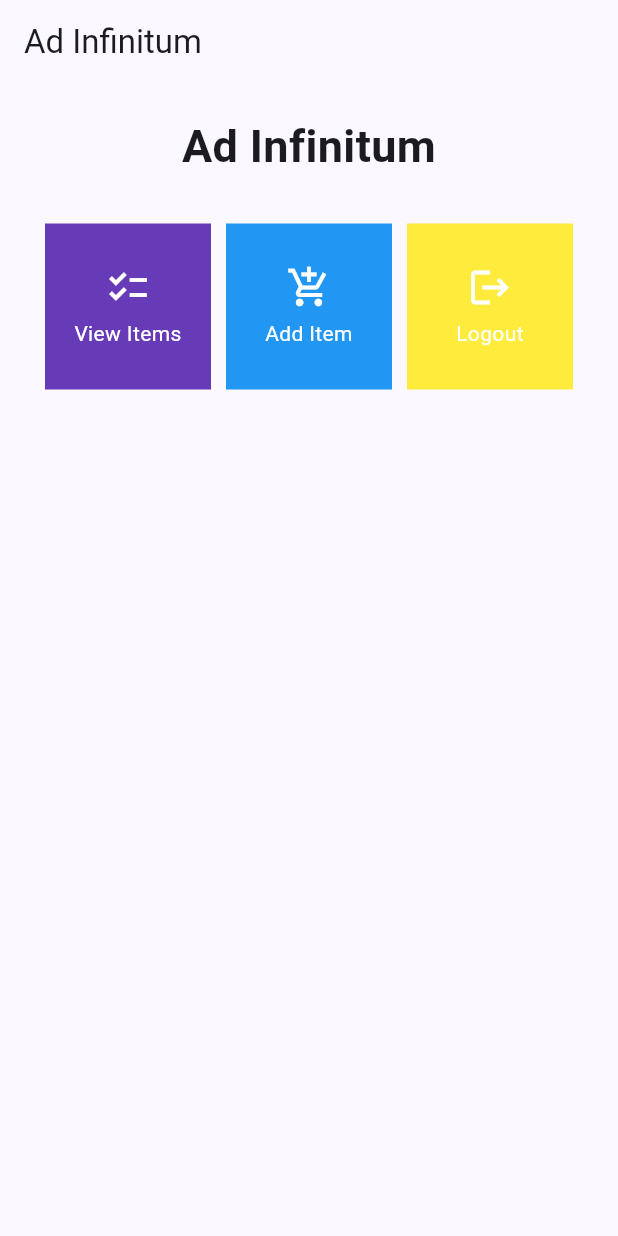
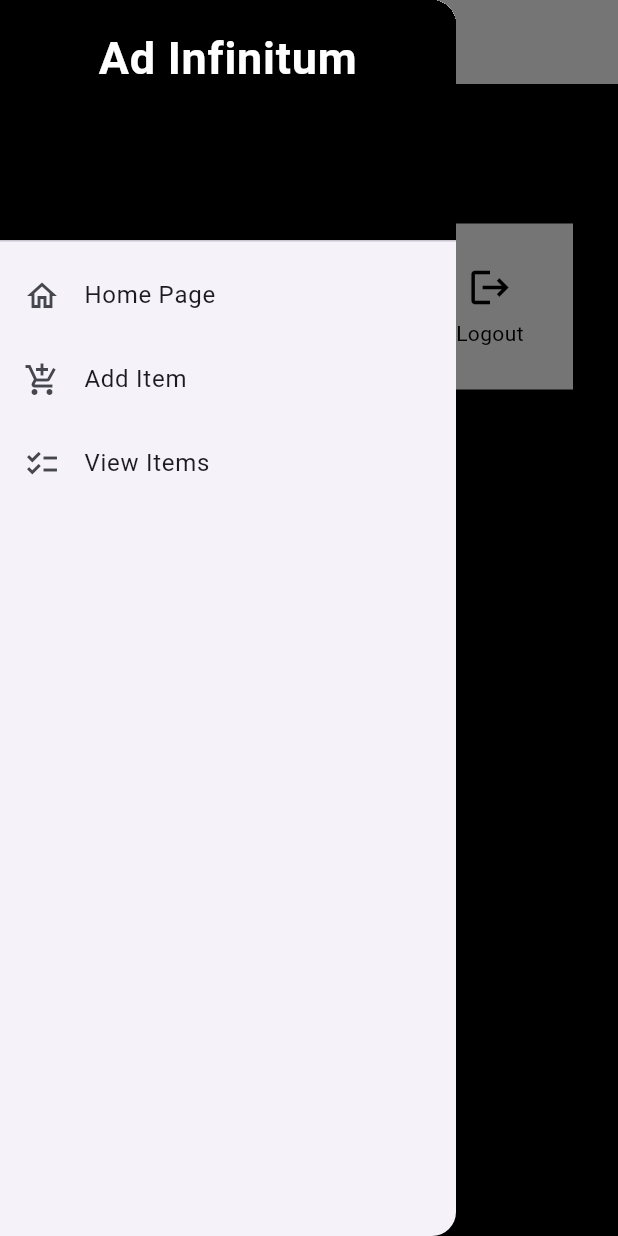
Before and after one commit to PeakFiction/adinfinitum, a Flutter app: the screen it shows after launch, with the side drawer open (before the commit the screen has no drawer), on a phone screen of 412 x 824 dp. Run offline on Flutter 3.47's test engine with Material 2 defaults, Android fonts, the phone set to English and light mode, and no system bars.

Commit message:
Assignment 8 Complete

```diff
--- a/lib/main.dart
+++ b/lib/main.dart
@@ -1,5 +1,5 @@
 import 'package:flutter/material.dart';
-import 'package:ad_infinitum/menu.dart';
+import 'package:ad_infinitum/screens/menu.dart';
 
 void main() {
   runApp(const MyApp());
--- /dev/null
+++ b/lib/models/item.dart
@@ -0,0 +1,28 @@
+class Item {
+  static List<Item> listItem = [];
+  String Name;
+  int Price;
+  int Amount;
+  String Description;
+
+  Item({
+    required this.Name,
+    required this.Price,
+    required this.Amount,
+    required this.Description,
+  });
+
+  static void add({
+    required Name,
+    required Price,
+    required Amount,
+    required Description,
+  }) {
+    listItem.add(Item(
+      Name: Name,
+      Price: Price,
+      Amount: Amount,
+      Description: Description,
+    ));
+  }
+}
--- a/lib/menu.dart
+++ b/lib/screens/menu.dart
@@ -1,20 +1,14 @@
 import 'package:flutter/material.dart';
-
-class AppItem {
-  final String name;
-  final IconData icon;
-  final Color color;
-
-  AppItem(this.name, this.icon, this.color);
-}
+import 'package:ad_infinitum/widgets/itemCard.dart';
+import 'package:ad_infinitum/widgets/left_drawer.dart';
 
 class MyHomePage extends StatelessWidget {
   MyHomePage({Key? key}) : super(key: key);
 
-  final List<AppItem> items = [
-    AppItem("View Items", Icons.checklist, Colors.deepPurple),
-    AppItem("Add Item", Icons.add_shopping_cart, Colors.blue),
-    AppItem("Logout", Icons.logout, Colors.yellow),
+  final List<ShopItem> items = [
+    ShopItem("View Items", Icons.checklist, Colors.white, Colors.black),
+    ShopItem("Add Item", Icons.add_shopping_cart, Colors.white, Colors.black),
+    ShopItem("Logout", Icons.logout, Colors.white, Colors.black)
   ];
 
   // This widget is the home page of your application. It is stateful, meaning
@@ -28,12 +22,21 @@ class MyHomePage extends StatelessWidget {
 
   @override
   Widget build(BuildContext context) {
+    // This method is rerun every time setState is called, for instance as done
+    // by the _incrementCounter method above.
+    //
+    // The Flutter framework has been optimized to make rerunning build methods
+    // fast, so that you can just rebuild anything that needs updating rather
+    // than having to individually change instances of widgets.
     return Scaffold(
       appBar: AppBar(
         title: const Text(
           'Ad Infinitum',
         ),
+        backgroundColor: Colors.white,
+        foregroundColor: Colors.black,
       ),
+      drawer: const LeftDrawer(),
       body: SingleChildScrollView(
         // Scrolling wrapper widget
         child: Padding(
@@ -50,6 +53,7 @@ class MyHomePage extends StatelessWidget {
                   style: TextStyle(
                     fontSize: 30,
                     fontWeight: FontWeight.bold,
+                    color: Colors.white,
                   ),
                 ),
               ),
@@ -62,7 +66,7 @@ class MyHomePage extends StatelessWidget {
                 mainAxisSpacing: 10,
                 crossAxisCount: 3,
                 shrinkWrap: true,
-                children: items.map((AppItem item) {
+                children: items.map((ShopItem item) {
                   // Iteration for each item
                   return ShopCard(item);
                 }).toList(),
@@ -71,51 +75,7 @@ class MyHomePage extends StatelessWidget {
           ),
         ),
       ),
+      backgroundColor: Colors.black,
     );
   }
 }
-
-class ShopCard extends StatelessWidget {
-  final AppItem item;
-
-  const ShopCard(this.item, {Key? key}); // Constructor
-
-  @override
-  Widget build(BuildContext context) {
-    return Material(
-      color: item.color,
-      child: InkWell(
-        // Responsive touch area
-        onTap: () {
-          // Show a SnackBar when clicked
-          ScaffoldMessenger.of(context)
-            ..hideCurrentSnackBar()
-            ..showSnackBar(SnackBar(
-                content: Text("You clicked the ${item.name} button!")));
-        },
-        child: Container(
-          // Container to hold Icon and Text
-          padding: const EdgeInsets.all(8),
-          child: Center(
-            child: Column(
-              mainAxisAlignment: MainAxisAlignment.center,
-              children: [
-                Icon(
-                  item.icon,
-                  color: Colors.white,
-                  size: 30.0,
-                ),
-                const Padding(padding: EdgeInsets.all(3)),
-                Text(
-                  item.name,
-                  textAlign: TextAlign.center,
-                  style: const TextStyle(color: Colors.white),
-                ),
-              ],
-            ),
-          ),
-        ),
-      ),
-    );
-  }
-}
--- /dev/null
+++ b/lib/widgets/itemCard.dart
@@ -0,0 +1,75 @@
+import 'package:flutter/material.dart';
+import 'package:ad_infinitum/screens/itemForm.dart';
+import 'package:ad_infinitum/screens/viewItem.dart';
+
+class ShopItem {
+  final String name;
+  final IconData icon;
+  final Color backgroundColor;
+  final Color textColor;
+
+  ShopItem(this.name, this.icon, this.backgroundColor, this.textColor);
+}
+
+class ShopCard extends StatelessWidget {
+  final ShopItem item;
+
+  const ShopCard(this.item, {Key? key}); // Constructor
+
+  @override
+  Widget build(BuildContext context) {
+    return Material(
+      color: Colors.white, // Set button color to white
+      child: InkWell(
+        // Responsive touch area
+        onTap: () {
+          // Show SnackBar when clicked
+          ScaffoldMessenger.of(context)
+            ..hideCurrentSnackBar()
+            ..showSnackBar(SnackBar(
+                content: Text("You pressed the ${item.name} button!")));
+
+          // Navigate to the appropriate route (depending on the button type)
+          if (item.name == "Add Item") {
+            Navigator.push(
+              context,
+              MaterialPageRoute(
+                builder: (context) => const ItemFormPage(),
+              ),
+            );
+          }
+
+          if (item.name == "View Items") {
+            Navigator.push(
+              context,
+              MaterialPageRoute(builder: (context) => const ViewItemPage()),
+            );
+          }
+        },
+        child: Container(
+          // Container to hold Icon and Text
+          padding: const EdgeInsets.all(8),
+          child: Center(
+            child: Column(
+              mainAxisAlignment: MainAxisAlignment.center,
+              children: [
+                Icon(
+                  item.icon,
+                  color: Colors.black, // Set icon color to black
+                  size: 30.0,
+                ),
+                const Padding(padding: EdgeInsets.all(3)),
+                Text(
+                  item.name,
+                  textAlign: TextAlign.center,
+                  style:
+                      TextStyle(color: Colors.black), // Set text color to black
+                ),
+              ],
+            ),
+          ),
+        ),
+      ),
+    );
+  }
+}
--- /dev/null
+++ b/lib/widgets/left_drawer.dart
@@ -0,0 +1,76 @@
+import 'package:flutter/material.dart';
+import 'package:ad_infinitum/screens/menu.dart';
+import 'package:ad_infinitum/screens/itemForm.dart';
+import 'package:ad_infinitum/screens/viewItem.dart';
+
+class LeftDrawer extends StatelessWidget {
+  const LeftDrawer({super.key});
+
+  @override
+  Widget build(BuildContext context) {
+    return Drawer(
+      child: ListView(
+        children: [
+          const DrawerHeader(
+            decoration: BoxDecoration(
+              color: Colors.black,
+            ),
+            child: Column(
+              children: [
+                Text(
+                  'Ad Infinitum',
+                  textAlign: TextAlign.center,
+                  style: TextStyle(
+                    fontSize: 30,
+                    fontWeight: FontWeight.bold,
+                    color: Colors.white,
+                  ),
+                ),
+                Padding(padding: EdgeInsets.all(10)),
+              ],
+            ),
+          ),
+          ListTile(
+            leading: const Icon(Icons.home_outlined),
+            title: const Text('Home Page'),
+            // redirect to MyHomePage
+            onTap: () {
+              Navigator.pushReplacement(
+                context,
+                MaterialPageRoute(
+                  builder: (context) => MyHomePage(),
+                ),
+              );
+            },
+          ),
+          ListTile(
+            leading: const Icon(Icons.add_shopping_cart),
+            title: const Text('Add Item'),
+            // redirect to ItemFormPage
+            onTap: () {
+              Navigator.pushReplacement(
+                context,
+                MaterialPageRoute(
+                  builder: (context) => const ItemFormPage(),
+                ),
+              );
+            },
+          ),
+          ListTile(
+            leading: const Icon(Icons.checklist),
+            title: const Text('View Items'),
+            // redirect to ViewItemPage
+            onTap: () {
+              Navigator.pushReplacement(
+                context,
+                MaterialPageRoute(
+                  builder: (context) => const ViewItemPage(),
+                ),
+              );
+            },
+          ),
+        ],
+      ),
+    );
+  }
+}
```
Also changed, not shown: lib/screens/itemForm.dart (added, +239 -0 lines), lib/screens/viewItem.dart (added, +69 -0 lines), flutter_01.png (added), 1 other file.
